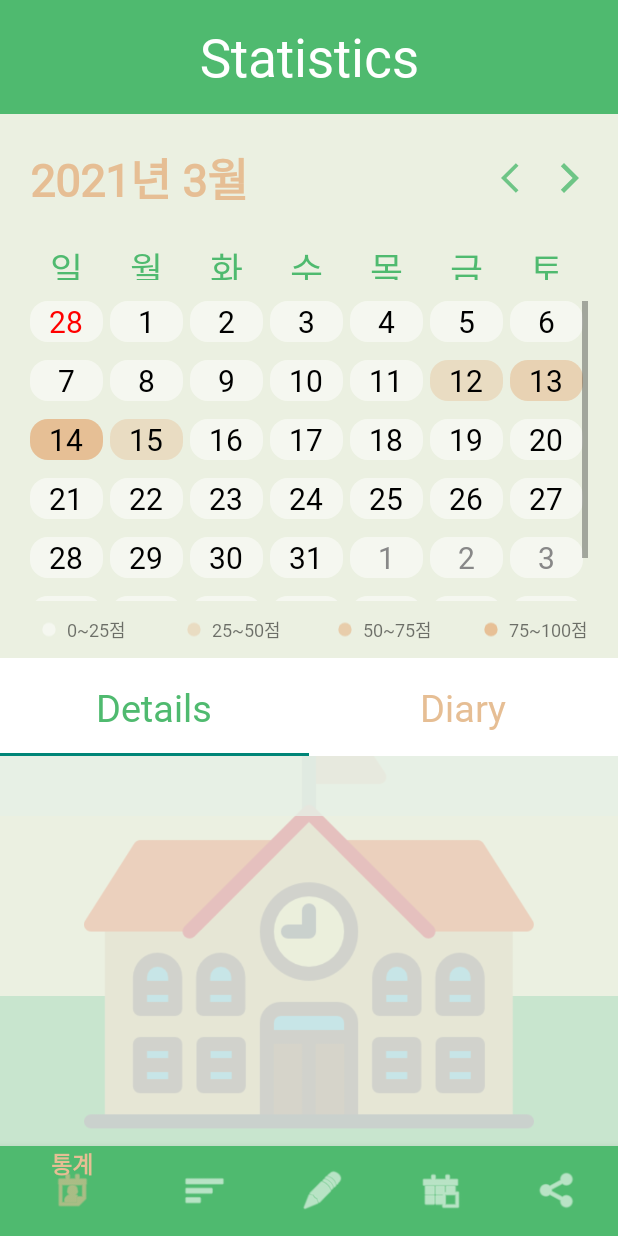
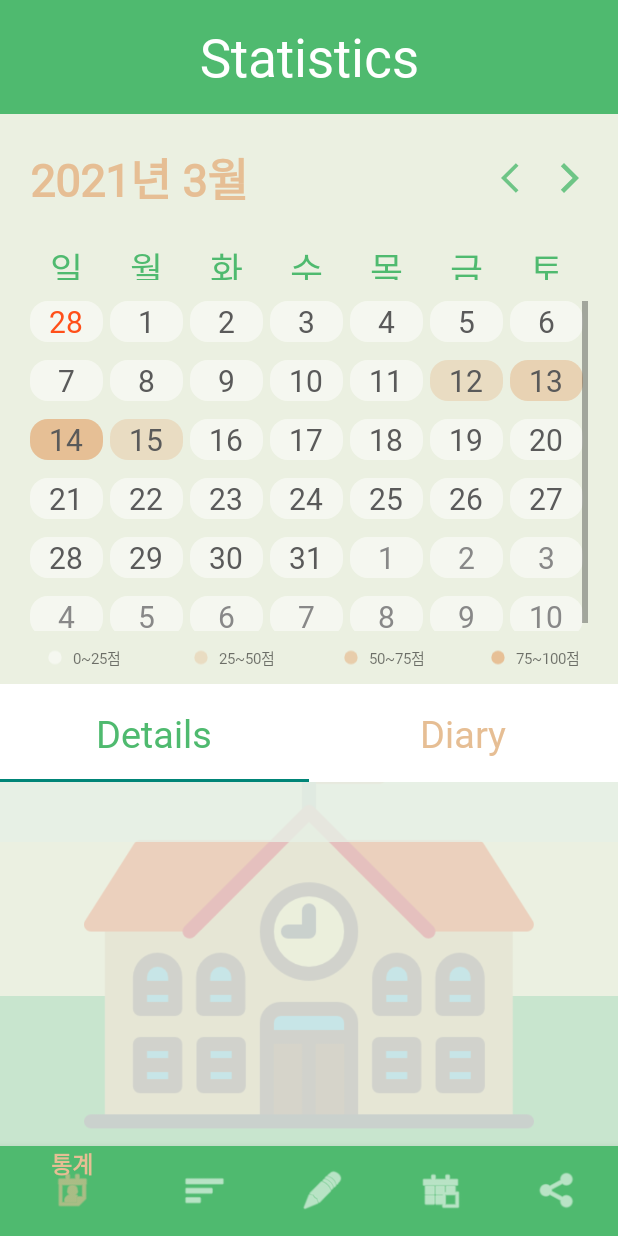
Before and after one commit to ohsuz/TODAY-S_SCORE, an Android app: the HomeFragment screen opened directly, with no data from a screen before it, after a tap on "28", on a phone screen of 412 x 824 dp. Run offline under Robolectric (Android 15) with nearby library versions, the phone set to English and light mode, and no system bars; our stand-ins replace navigation-ui.

Commit message:
:hammer: fix everything

```diff
--- a/today's_score/app/src/main/java/com/example/ohjeom/adapters/CalendarAdapter.java
+++ b/today's_score/app/src/main/java/com/example/ohjeom/adapters/CalendarAdapter.java
@@ -72,11 +72,11 @@ public class CalendarAdapter extends BaseAdapter {
             tvDay.setText(Integer.toString(calendar.get(Calendar.DATE)));
 
             if(day.isSameDay(selectedDate)) {
-                tvDay.setTextColor(Color.RED);
+                tvDay.setTextColor(0xFFFF4F19);
             }
             else {
                 if (day.isInMonth()) {
-                    tvDay.setTextColor(Color.BLACK);
+                    tvDay.setTextColor(0xFF5A5A5A);
                 } else {
                     tvDay.setTextColor(Color.GRAY);
                 }
--- a/today's_score/app/src/main/java/com/example/ohjeom/services/WakeupService.java
+++ b/today's_score/app/src/main/java/com/example/ohjeom/services/WakeupService.java
@@ -108,7 +108,6 @@ public class WakeupService extends Service implements SensorEventListener {
         /* 업데이트된 점수 가져오기 to HomeAdapter 업데이트*/
         String userID = getSharedPreferences("user", MODE_PRIVATE).getString("id", "aaa");
         ScoreFunctions.getScores(userID, ScoreFunctions.getDate()); // 서버에서 오늘의 날짜에 해당하는 점수 정보를 얻어와서 score 변수에 저장됨
-        User.setIsInitialized(true);
         Log.d(TAG + "기상 측정","종료");
         super.onDestroy();
     }
--- a/today's_score/app/src/main/java/com/example/ohjeom/services/WalkService.java
+++ b/today's_score/app/src/main/java/com/example/ohjeom/services/WalkService.java
@@ -98,7 +98,6 @@ public class WalkService extends Service implements SensorEventListener {
         /* 업데이트된 점수 가져오기 to HomeAdapter 업데이트*/
         String userID = getSharedPreferences("user", MODE_PRIVATE).getString("id", "aaa");
         ScoreFunctions.getScores(userID, ScoreFunctions.getDate()); // 서버에서 오늘의 날짜에 해당하는 점수 정보를 얻어와서 score 변수에 저장됨
-        User.setIsInitialized(true);
         Log.d(TAG + "운동 측정","종료");
         super.onDestroy();
     }
--- a/today's_score/app/src/main/java/com/example/ohjeom/ui/templates/templateMaker/MakerActivity2.java
+++ b/today's_score/app/src/main/java/com/example/ohjeom/ui/templates/templateMaker/MakerActivity2.java
@@ -303,7 +303,6 @@ public class MakerActivity2 extends AppCompatActivity {
 
                 final AlertDialog dialog = builder.create();
                 dialog.getWindow().setBackgroundDrawable(new ColorDrawable(Color.TRANSPARENT));
-
                 Places.initialize(getApplicationContext(), getString(R.string.api_key));
                 //PlacesClient placesClient = Places.createClient(this);
                 AutocompleteSupportFragment autocompleteFragment = (AutocompleteSupportFragment)
@@ -315,8 +314,8 @@ public class MakerActivity2 extends AppCompatActivity {
                     public void onPlaceSelected(@NotNull Place place) {
                         // TODO: Get info about the selected place.
                         locationName = place.getName();
-                        locationLng = Double.parseDouble(String.format("%.4f", place.getLatLng().latitude));
-                        locationLat = Double.parseDouble(String.format("%.4f", place.getLatLng().longitude));
+                        locationLng = Double.parseDouble(String.format("%.4f", place.getLatLng().longitude));
+                        locationLat = Double.parseDouble(String.format("%.4f", place.getLatLng().latitude));
                         Log.i(TAG, "목표 위치: " + locationName + " 위도: " + locationLng + " 경도: " + locationLat);
                     }
 
--- a/today's_score/app/src/main/res/layout/activity_register.xml
+++ /dev/null
@@ -1,6 +0,0 @@
-<?xml version="1.0" encoding="utf-8"?>
-<androidx.constraintlayout.widget.ConstraintLayout
-    xmlns:android="http://schemas.android.com/apk/res/android" android:layout_width="match_parent"
-    android:layout_height="match_parent">
-
-</androidx.constraintlayout.widget.ConstraintLayout>
--- a/today's_score/app/src/main/res/layout/activity_splash.xml
+++ b/today's_score/app/src/main/res/layout/activity_splash.xml
@@ -37,7 +37,7 @@
             android:visibility="gone"
             android:fontFamily="@font/jua"
             android:text="오"
-            android:textSize="60sp" />
+            android:textSize="55sp" />
 
         <TextView
             android:id="@+id/two"
@@ -72,7 +72,7 @@
             android:visibility="gone"
             android:fontFamily="@font/jua"
             android:text="수"
-            android:textSize="60sp" />
+            android:textSize="55sp" />
     </LinearLayout>
 
 </androidx.constraintlayout.widget.ConstraintLayout>
--- a/today's_score/app/src/main/res/layout/fragment_statistics.xml
+++ b/today's_score/app/src/main/res/layout/fragment_statistics.xml
@@ -99,7 +99,7 @@
             <GridView
                 android:id="@+id/gv_calendar_activity_gv_calendar"
                 android:layout_width="match_parent"
-                android:layout_height="200dp"
+                android:layout_height="220dp"
                 android:layout_marginLeft="20dp"
                 android:layout_marginRight="20dp"
                 android:drawSelectorOnTop="true"
@@ -136,7 +136,7 @@
                         android:layout_height="match_parent"
                         android:gravity="center"
                         android:text="0~25점"
-                        android:textSize="12sp"
+                        android:textSize="10sp"
                         android:fontFamily="@font/jua"/>
 
                 </LinearLayout>
@@ -161,7 +161,7 @@
                         android:layout_height="match_parent"
                         android:gravity="center"
                         android:text="25~50점"
-                        android:textSize="12sp"
+                        android:textSize="10sp"
                         android:fontFamily="@font/jua"/>
 
                 </LinearLayout>
@@ -186,7 +186,7 @@
                         android:layout_height="match_parent"
                         android:gravity="center"
                         android:text="50~75점"
-                        android:textSize="12sp"
+                        android:textSize="10sp"
                         android:fontFamily="@font/jua"/>
 
                 </LinearLayout>
@@ -211,7 +211,7 @@
                         android:layout_height="match_parent"
                         android:gravity="center"
                         android:text="75~100점"
-                        android:textSize="12sp"
+                        android:textSize="10sp"
                         android:fontFamily="@font/jua"/>
 
                 </LinearLayout>
--- a/today's_score/app/src/main/res/values/colors.xml
+++ b/today's_score/app/src/main/res/values/colors.xml
@@ -12,6 +12,7 @@
     <color name="colorTemplateBackground">#9EF3F3F3</color>
     <color name="test">#FFF2CC</color>
 
+    <color name="littleDark">#5A5A5A</color>
     <drawable name="focused">#88FF5500</drawable>
     <drawable name="selected">#88FF00FF</drawable>
 
```
Also changed, not shown: today's_score/app/src/main/java/com/example/ohjeom/RegisterActivity.java (+56 -0 lines), today's_score/app/src/main/java/com/example/ohjeom/models/Storage.java (+10 -0 lines), today's_score/app/src/main/java/com/example/ohjeom/services/LocationService1.java (+5 -3 lines), today's_score/app/src/main/java/com/example/ohjeom/services/StartService.java (+27 -2 lines), today's_score/app/src/main/java/com/example/ohjeom/ui/templates/PrivateTemplateActivity.java (+30 -1 lines), today's_score/app/src/main/java/com/example/ohjeom/ui/templates/privateTemplate/PrivateAdapter.java (+4 -5 lines), today's_score/app/src/main/res/layout/item_test.xml (+4 -4 lines).
